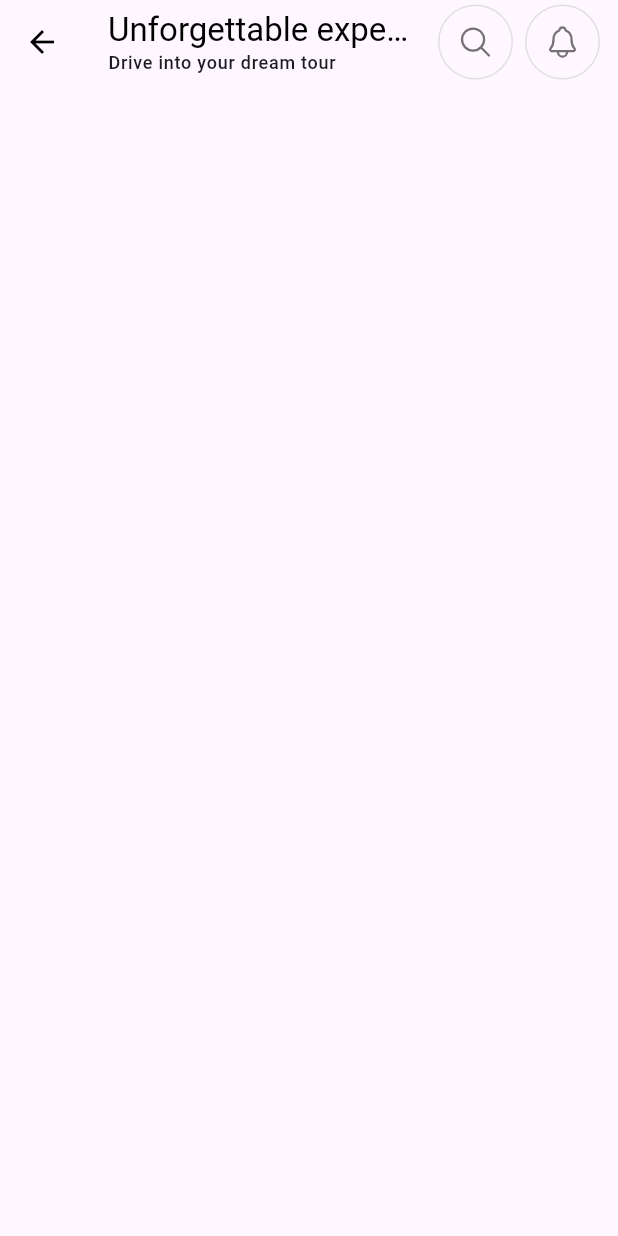
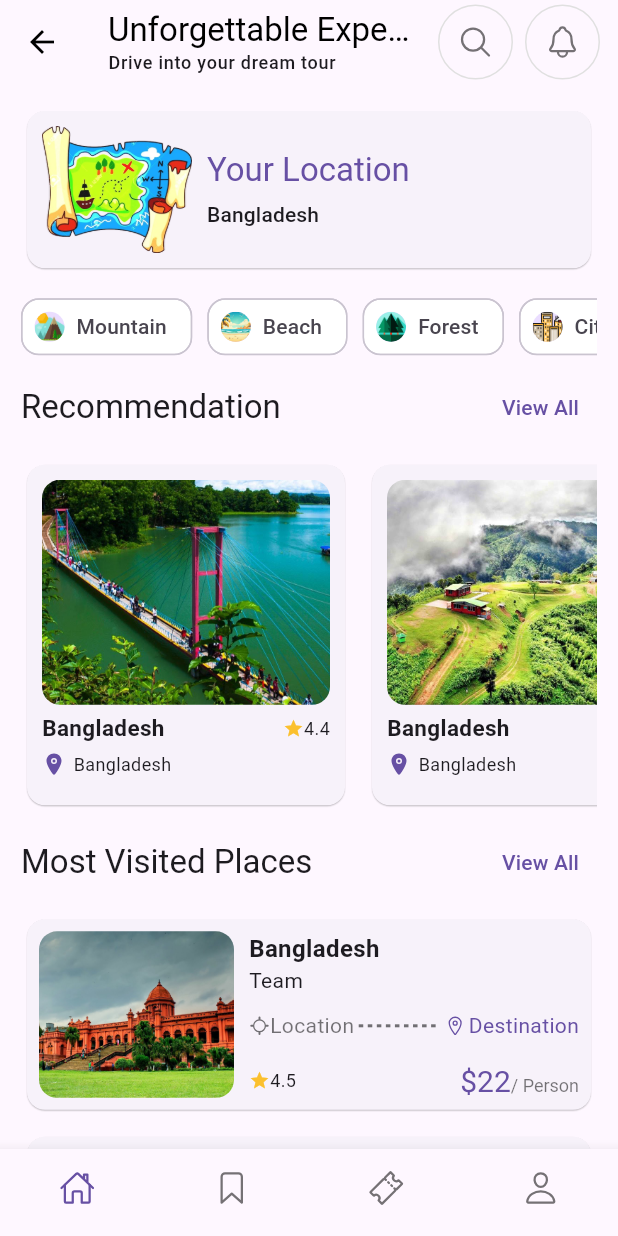
Before and after one commit to Subah-Zarin/Roamers_, a Flutter app: the registration screen opened by its route, after a tap on "REGISTER", on a phone screen of 412 x 824 dp. Run offline on Flutter 3.47's test engine with Material 3 defaults, Android fonts, the light colour scheme and no system bars; our stand-ins replace get, ionicons.

Commit message:
all the necessary section for home page

```diff
--- a/lib/homepage/homepage.dart
+++ b/lib/homepage/homepage.dart
@@ -1,9 +1,14 @@
 import 'package:flutter/material.dart';
-import 'package:font_awesome_flutter/font_awesome_flutter.dart';
 import 'package:ionicons/ionicons.dart';
 import 'package:roamers/widget/custom_icon_button.dart';
+import 'package:roamers/widget/location_card.dart';
+import 'package:roamers/widget/nearby_places.dart';
+import 'package:roamers/widget/recommended_places.dart';
+import 'package:roamers/widget/tourist_places.dart';
 
-class homepage extends StatelessWidget {
+class HomePage extends StatelessWidget {
+  const HomePage({Key? key}) : super(key: key);
+
   @override
   Widget build(BuildContext context) {
     return Scaffold(
@@ -14,13 +19,10 @@ class homepage extends StatelessWidget {
         title: Column(
           crossAxisAlignment: CrossAxisAlignment.start,
           children: [
-            const Text("Unforgettable experiences"),
+            const Text("Unforgettable Experience"),
             Text(
               "Drive into your dream tour",
-              style: Theme
-                  .of(context)
-                  .textTheme
-                  .labelMedium,
+              style: Theme.of(context).textTheme.labelMedium,
             ),
           ],
         ),
@@ -36,7 +38,68 @@ class homepage extends StatelessWidget {
           ),
         ],
       ),
-
+      body: ListView(
+        physics: const BouncingScrollPhysics(),
+        padding: const EdgeInsets.all(14),
+        children: [
+          // LOCATION CARD
+          const LocationCard(),
+          const SizedBox(
+            height: 15,
+          ),
+          const TouristPlaces(),
+          // CATEGORIES
+          const SizedBox(height: 10),
+          Row(
+            mainAxisAlignment: MainAxisAlignment.spaceBetween,
+            children: [
+              Text(
+                "Recommendation",
+                style: Theme.of(context).textTheme.titleLarge,
+              ),
+              TextButton(onPressed: () {}, child: const Text("View All"))
+            ],
+          ),
+          const SizedBox(height: 10),
+          const RecommendedPlaces(),
+          const SizedBox(height: 10),
+          Row(
+            mainAxisAlignment: MainAxisAlignment.spaceBetween,
+            children: [
+              Text(
+                "Most Visited Places",
+                style: Theme.of(context).textTheme.titleLarge,
+              ),
+              TextButton(onPressed: () {}, child: const Text("View All"))
+            ],
+          ),
+          const SizedBox(height: 10),
+          const NearbyPlaces(),
+        ],
+      ),
+      bottomNavigationBar: BottomNavigationBar(
+        type: BottomNavigationBarType.fixed,
+        showSelectedLabels: false,
+        showUnselectedLabels: false,
+        items: const [
+          BottomNavigationBarItem(
+            icon: Icon(Ionicons.home_outline),
+            label: "Home",
+          ),
+          BottomNavigationBarItem(
+            icon: Icon(Ionicons.bookmark_outline),
+            label: "Bookmark",
+          ),
+          BottomNavigationBarItem(
+            icon: Icon(Ionicons.ticket_outline),
+            label: "Ticket",
+          ),
+          BottomNavigationBarItem(
+            icon: Icon(Ionicons.person_outline),
+            label: "Profile",
+          )
+        ],
+      ),
     );
   }
 }
--- a/lib/main.dart
+++ b/lib/main.dart
@@ -16,7 +16,7 @@ void main() async {
       'welcome': (context) => welcomepage(),
       'login': (context) => login(),
       'register': (context) => registration(),
-      'homepage': (context) => homepage(),
+      'homepage': (context) => HomePage(),
     },
   ));
 }
--- a/lib/pages/tourist_details_page.dart
+++ b/lib/pages/tourist_details_page.dart
@@ -84,7 +84,7 @@ class TouristDetailsPage extends StatelessWidget {
                     ),
                     const SizedBox(height: 5),
                     Text(
-                      "Portic Team 8km",
+                      " 8km",
                       style: Theme.of(context).textTheme.bodySmall,
                     )
                   ],
--- /dev/null
+++ b/lib/widget/location_card.dart
@@ -0,0 +1,41 @@
+import 'package:flutter/material.dart';
+
+class LocationCard extends StatelessWidget {
+  const LocationCard({Key? key}) : super(key: key);
+
+  @override
+  Widget build(BuildContext context) {
+    return Card(
+      elevation: 0.4,
+      shape: RoundedRectangleBorder(borderRadius: BorderRadius.circular(12)),
+      child: Padding(
+        padding: const EdgeInsets.all(10),
+        child: Row(
+          children: [
+            Image.asset(
+              'assets/images/map.png',
+              width: 100,
+            ),
+            const SizedBox(width: 10),
+            Column(
+              crossAxisAlignment: CrossAxisAlignment.start,
+              children: [
+                Text(
+                  "Your Location",
+                  style: Theme.of(context).textTheme.titleLarge!.copyWith(
+                    color: Theme.of(context).primaryColor,
+                  ),
+                ),
+                const SizedBox(height: 5),
+                Text(
+                  "Bangladesh",
+                  style: Theme.of(context).textTheme.labelLarge,
+                )
+              ],
+            )
+          ],
+        ),
+      ),
+    );
+  }
+}
--- a/lib/widget/nearby_places.dart
+++ b/lib/widget/nearby_places.dart
@@ -50,13 +50,13 @@ class NearbyPlaces extends StatelessWidget {
                           crossAxisAlignment: CrossAxisAlignment.start,
                           children: [
                             const Text(
-                              "Sea of Peace",
+                              "Bangladesh",
                               style: TextStyle(
                                 fontSize: 16,
                                 fontWeight: FontWeight.bold,
                               ),
                             ),
-                            const Text("Portic Team"),
+                            const Text("Team"),
                             const SizedBox(height: 10),
                             // DISTANCE WIDGET
                             const Distance(),
--- /dev/null
+++ b/lib/widget/tourist_places.dart
@@ -0,0 +1,32 @@
+import 'package:flutter/material.dart';
+import 'package:roamers/models/tourist_places_model.dart';
+
+class TouristPlaces extends StatelessWidget {
+  const TouristPlaces({Key? key}) : super(key: key);
+
+  @override
+  Widget build(BuildContext context) {
+    return SizedBox(
+      height: 40,
+      child: ListView.separated(
+        physics: const BouncingScrollPhysics(),
+        scrollDirection: Axis.horizontal,
+        itemBuilder: (context, index) {
+          return Chip(
+            label: Text(touristPlaces[index].name),
+            avatar: CircleAvatar(
+              backgroundImage: AssetImage(touristPlaces[index].image),
+            ),
+            backgroundColor: Colors.white,
+            elevation: 0.4,
+            shape:
+            RoundedRectangleBorder(borderRadius: BorderRadius.circular(12)),
+          );
+        },
+        separatorBuilder: (context, index) =>
+        const Padding(padding: EdgeInsets.only(right: 10)),
+        itemCount: touristPlaces.length,
+      ),
+    );
+  }
+}
```
